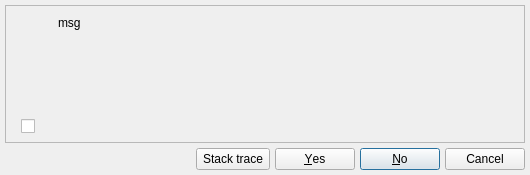
Above: libs/libgui/ui/messagebox.ui from maniac787/pgmodeler before the change. Below: the same form after it.
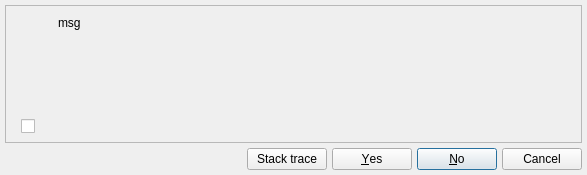
That is the form after the change. Icons and pictures are not drawn.

Commit message: Finished the UI adjustments in DataHandlingForm

Patch:
```diff
--- a/libs/libgui/ui/messagebox.ui
+++ b/libs/libgui/ui/messagebox.ui
@@ -9,7 +9,7 @@
    <rect>
     <x>0</x>
     <y>0</y>
-    <width>530</width>
+    <width>587</width>
     <height>175</height>
    </rect>
   </property>
@@ -461,6 +461,12 @@
             <verstretch>0</verstretch>
            </sizepolicy>
           </property>
+          <property name="minimumSize">
+           <size>
+            <width>80</width>
+            <height>0</height>
+           </size>
+          </property>
           <property name="text">
            <string>&amp;No</string>
           </property>
@@ -496,6 +502,12 @@
             <verstretch>0</verstretch>
            </sizepolicy>
           </property>
+          <property name="minimumSize">
+           <size>
+            <width>80</width>
+            <height>0</height>
+           </size>
+          </property>
           <property name="text">
            <string>Cancel</string>
           </property>
@@ -515,6 +527,12 @@
             <verstretch>0</verstretch>
            </sizepolicy>
           </property>
+          <property name="minimumSize">
+           <size>
+            <width>80</width>
+            <height>0</height>
+           </size>
+          </property>
           <property name="text">
            <string>&amp;Yes</string>
           </property>
@@ -540,6 +558,12 @@
             <verstretch>0</verstretch>
            </sizepolicy>
           </property>
+          <property name="minimumSize">
+           <size>
+            <width>80</width>
+            <height>0</height>
+           </size>
+          </property>
           <property name="toolTip">
            <string/>
           </property>
```
Left out of the diff: 5 changed lines with no effect on the pictures. The commit also changes 5 other files.
